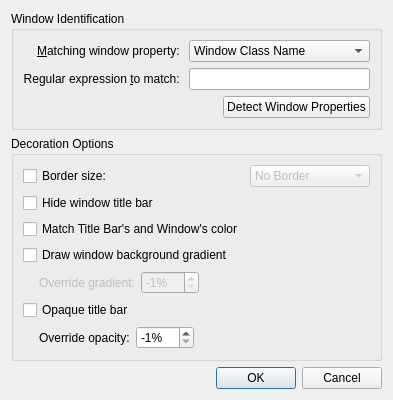
Above: config/ui/breezeexceptiondialog.ui from kupiqu/SierraBreezeEnhanced before the change. Below: the same form after it.
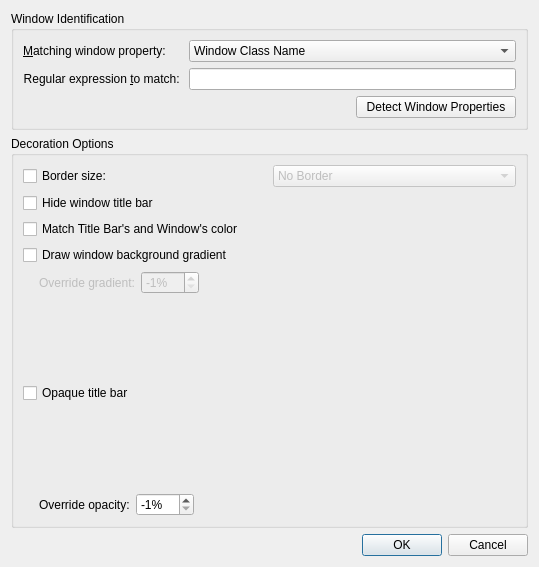
That is the form after the change.

Commit message: scale icon size to resemble buttons size + ui polishes

The edit to the form file:
```diff
--- a/config/ui/breezeexceptiondialog.ui
+++ b/config/ui/breezeexceptiondialog.ui
@@ -6,8 +6,8 @@
    <rect>
     <x>0</x>
     <y>0</y>
-    <width>362</width>
-    <height>321</height>
+    <width>539</width>
+    <height>567</height>
    </rect>
   </property>
   <property name="windowTitle">
@@ -20,7 +20,7 @@
       <string>Window Identification</string>
      </property>
      <layout class="QGridLayout" name="gridLayout_2">
-      <item row="0" column="0">
+      <item row="0" column="0" alignment="Qt::AlignLeft">
        <widget class="QLabel" name="label">
         <property name="text">
          <string>&amp;Matching window property: </string>
```
Left out of the diff: 2 changed lines with no effect on the pictures. Lines whose indentation alone changed are shown as unchanged. The commit also changes 2 other files.
